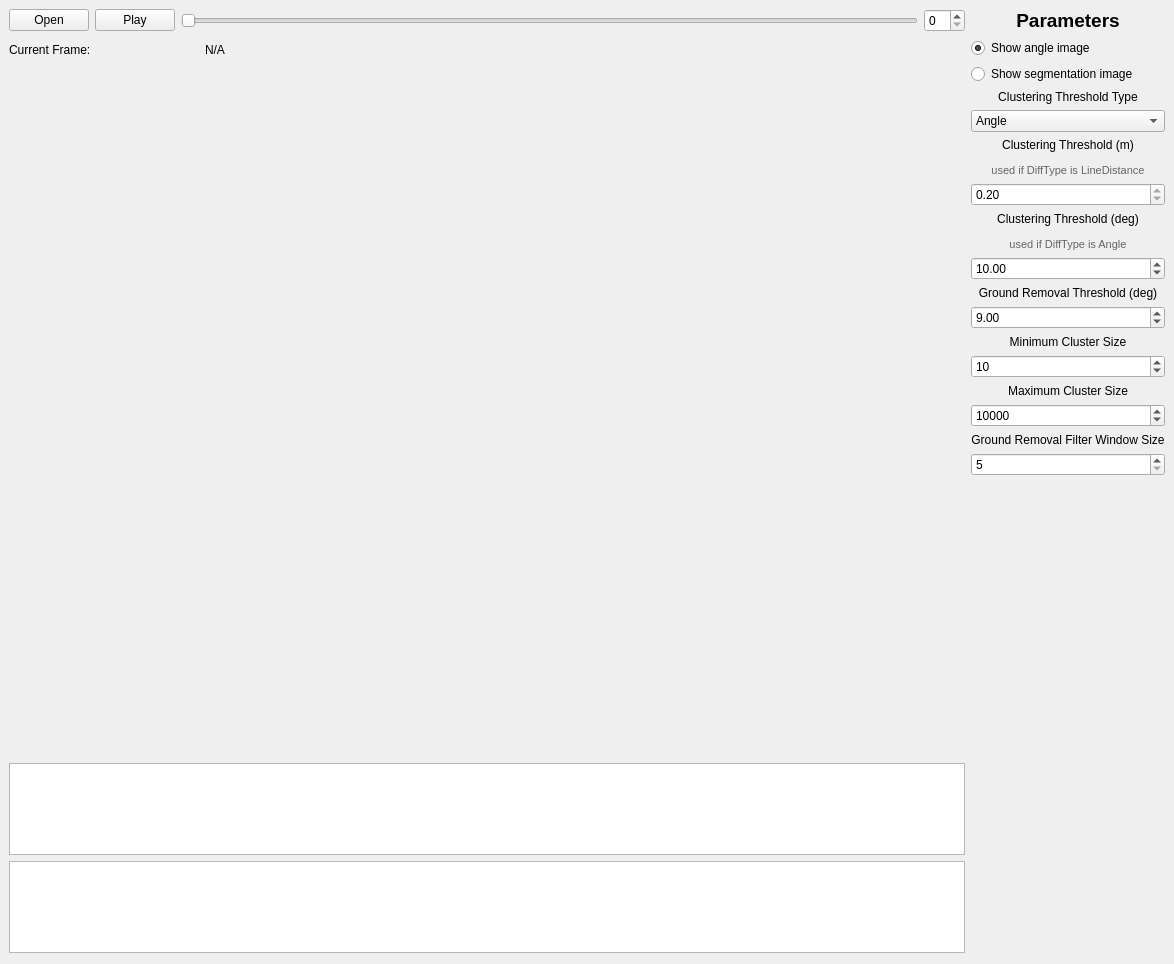
Old version of the form src/src/visualization/ui/visualization.ui in the repository cpsintegrationlab/depth_clustering.
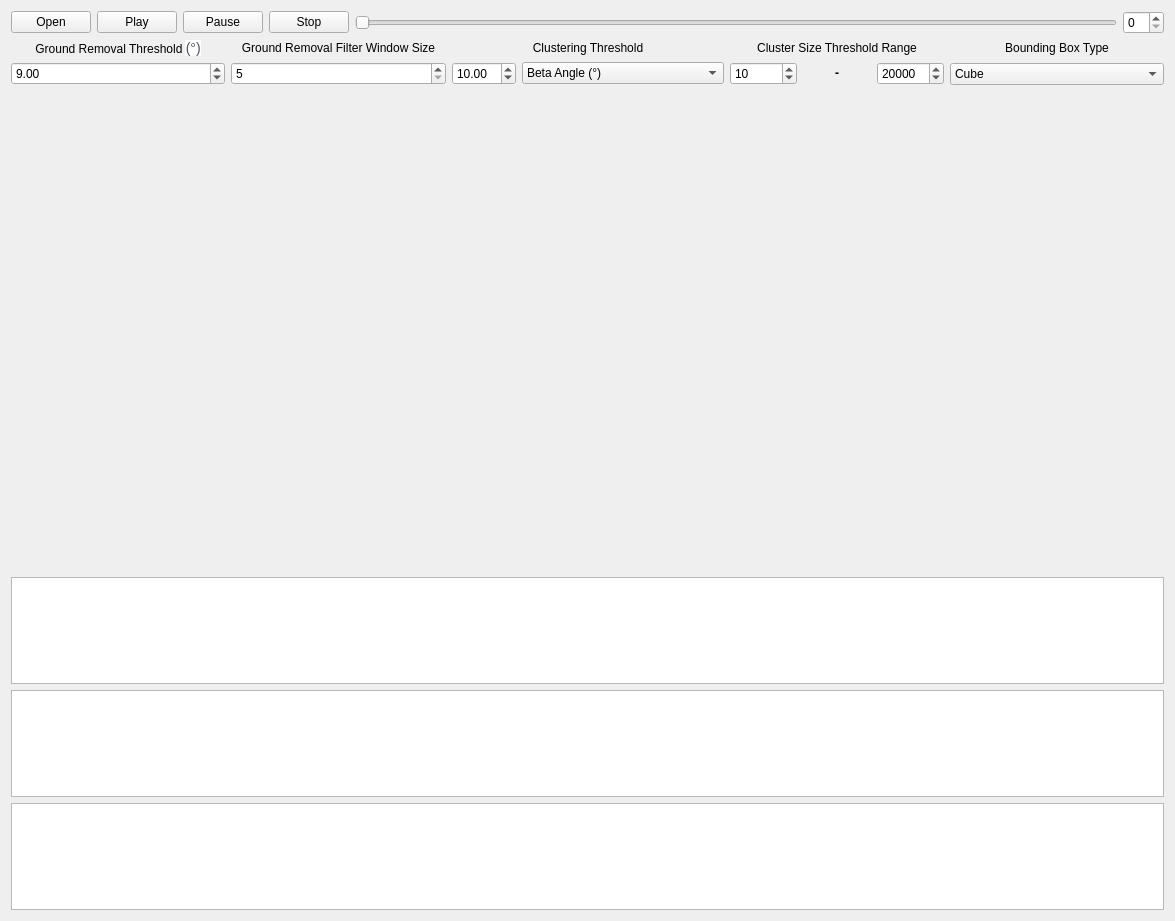
New version of the form. Custom widgets are drawn as their Qt base class.

Commit message: Resigned visualization UI

Diff of the .ui file:
```diff
--- a/src/src/visualization/ui/visualization.ui
+++ b/src/src/visualization/ui/visualization.ui
@@ -6,8 +6,8 @@
    <rect>
     <x>0</x>
     <y>0</y>
-    <width>1174</width>
-    <height>964</height>
+    <width>1175</width>
+    <height>921</height>
    </rect>
   </property>
   <property name="sizePolicy">
@@ -19,75 +19,261 @@
   <property name="windowTitle">
    <string>Form</string>
   </property>
-  <layout class="QGridLayout" name="gridLayout" columnstretch="0,0">
-   <property name="leftMargin">
-    <number>9</number>
-   </property>
-   <property name="topMargin">
-    <number>9</number>
-   </property>
-   <property name="rightMargin">
-    <number>9</number>
-   </property>
+  <layout class="QGridLayout" name="gridLayout">
    <item row="0" column="0">
-    <layout class="QHBoxLayout" name="hor_lay_controls">
+    <layout class="QVBoxLayout" name="layout_vertical_control">
      <item>
-      <widget class="QPushButton" name="button_open">
-       <property name="text">
-        <string>Open</string>
-       </property>
-      </widget>
+      <layout class="QHBoxLayout" name="layout_horizontal_control">
+       <item>
+        <widget class="QPushButton" name="button_open">
+         <property name="text">
+          <string>Open</string>
+         </property>
+        </widget>
+       </item>
+       <item>
+        <widget class="QPushButton" name="button_play">
+         <property name="text">
+          <string>Play</string>
+         </property>
+        </widget>
+       </item>
+       <item>
+        <widget class="QPushButton" name="button_pause">
+         <property name="text">
+          <string>Pause</string>
+         </property>
+        </widget>
+       </item>
+       <item>
+        <widget class="QPushButton" name="button_stop">
+         <property name="text">
+          <string>Stop</string>
+         </property>
+        </widget>
+       </item>
+       <item>
+        <widget class="QSlider" name="slider_frame">
+         <property name="orientation">
+          <enum>Qt::Horizontal</enum>
+         </property>
+        </widget>
+       </item>
+       <item>
+        <widget class="QSpinBox" name="spin_frame"/>
+       </item>
+      </layout>
      </item>
      <item>
-      <widget class="QPushButton" name="button_play">
-       <property name="text">
-        <string>Play</string>
-       </property>
-      </widget>
-     </item>
-     <item>
-      <widget class="QSlider" name="slider_frame">
-       <property name="orientation">
-        <enum>Qt::Horizontal</enum>
-       </property>
-      </widget>
-     </item>
-     <item>
-      <widget class="QSpinBox" name="spin_frame"/>
+      <layout class="QHBoxLayout" name="layout_horizontal_parameter">
+       <item>
+        <layout class="QVBoxLayout" name="layout_vertical_angle_ground_removal">
+         <item>
+          <widget class="QLabel" name="label_angle_ground_removal">
+           <property name="text">
+            <string>&lt;html&gt;&lt;head/&gt;&lt;body&gt;&lt;p align=&quot;center&quot;&gt;Ground Removal Threshold &lt;span style=&quot; font-family:'Roboto,arial,sans-serif'; font-size:14px; color:#4d5156; background-color:#ffffff;&quot;&gt;(°)&lt;/span&gt;&lt;/p&gt;&lt;/body&gt;&lt;/html&gt;</string>
+           </property>
+          </widget>
+         </item>
+         <item>
+          <widget class="QDoubleSpinBox" name="spin_angle_ground_removal">
+           <property name="minimum">
+            <double>1.000000000000000</double>
+           </property>
+           <property name="maximum">
+            <double>90.000000000000000</double>
+           </property>
+           <property name="value">
+            <double>9.000000000000000</double>
+           </property>
+          </widget>
+         </item>
+        </layout>
+       </item>
+       <item>
+        <layout class="QVBoxLayout" name="layout_vertical_size_smooth_window">
+         <item>
+          <widget class="QLabel" name="label_size_smooth_window">
+           <property name="text">
+            <string>&lt;html&gt;&lt;head/&gt;&lt;body&gt;&lt;p align=&quot;center&quot;&gt;Ground Removal Filter Window Size&lt;/p&gt;&lt;/body&gt;&lt;/html&gt;</string>
+           </property>
+          </widget>
+         </item>
+         <item>
+          <widget class="QSpinBox" name="spin_size_smooth_window">
+           <property name="minimum">
+            <number>5</number>
+           </property>
+           <property name="maximum">
+            <number>11</number>
+           </property>
+           <property name="singleStep">
+            <number>2</number>
+           </property>
+           <property name="value">
+            <number>5</number>
+           </property>
+          </widget>
+         </item>
+        </layout>
+       </item>
+       <item>
+        <layout class="QVBoxLayout" name="layout_vertical_angle_clustering">
+         <item>
+          <widget class="QLabel" name="label_angle_clustering">
+           <property name="text">
+            <string>&lt;html&gt;&lt;head/&gt;&lt;body&gt;&lt;p align=&quot;center&quot;&gt;Clustering Threshold&lt;/p&gt;&lt;/body&gt;&lt;/html&gt;</string>
+           </property>
+          </widget>
+         </item>
+         <item>
+          <layout class="QHBoxLayout" name="layout_horizontal_angle_clustering">
+           <item>
+            <widget class="QDoubleSpinBox" name="spin_angle_clustering">
+             <property name="minimum">
+              <double>1.000000000000000</double>
+             </property>
+             <property name="maximum">
+              <double>180.000000000000000</double>
+             </property>
+             <property name="value">
+              <double>10.000000000000000</double>
+             </property>
+            </widget>
+           </item>
+           <item>
+            <widget class="QComboBox" name="combo_difference_type">
+             <property name="currentIndex">
+              <number>0</number>
+             </property>
+             <item>
+              <property name="text">
+               <string>Beta Angle (°)</string>
+              </property>
+             </item>
+             <item>
+              <property name="text">
+               <string>Precomputed Beta Angle (°)</string>
+              </property>
+             </item>
+             <item>
+              <property name="text">
+               <string>Line Distance (m)</string>
+              </property>
+             </item>
+             <item>
+              <property name="text">
+               <string>Precomputed Line Distance (m)</string>
+              </property>
+             </item>
+             <item>
+              <property name="text">
+               <string>Simple (m)</string>
+              </property>
+             </item>
+            </widget>
+           </item>
+          </layout>
+         </item>
+        </layout>
+       </item>
+       <item>
+        <layout class="QVBoxLayout" name="layout_vertical_size_cluster">
+         <item>
+          <widget class="QLabel" name="label_size_cluster_min">
+           <property name="text">
+            <string>&lt;html&gt;&lt;head/&gt;&lt;body&gt;&lt;p align=&quot;center&quot;&gt;Cluster Size Threshold Range&lt;/p&gt;&lt;/body&gt;&lt;/html&gt;</string>
+           </property>
+          </widget>
+         </item>
+         <item>
+          <layout class="QHBoxLayout" name="layout_horizontal_size_cluster">
+           <item>
+            <widget class="QSpinBox" name="spin_size_cluster_min">
+             <property name="maximum">
+              <number>100000</number>
+             </property>
+             <property name="value">
+              <number>10</number>
+             </property>
+            </widget>
+           </item>
+           <item>
+            <widget class="QLabel" name="label_size_cluster_min_2">
+             <property name="text">
+              <string>&lt;html&gt;&lt;head/&gt;&lt;body&gt;&lt;p align=&quot;center&quot;&gt;&lt;span style=&quot; font-weight:600;&quot;&gt;-&lt;/span&gt;&lt;/p&gt;&lt;/body&gt;&lt;/html&gt;</string>
+             </property>
+            </widget>
+           </item>
+           <item>
+            <widget class="QSpinBox" name="spin_size_cluster_max">
+             <property name="maximum">
+              <number>1000000</number>
+             </property>
+             <property name="value">
+              <number>20000</number>
+             </property>
+            </widget>
+           </item>
+          </layout>
+         </item>
+        </layout>
+       </item>
+       <item>
+        <layout class="QVBoxLayout" name="layout_vertical_bounding_box_type">
+         <item>
+          <widget class="QLabel" name="label_bounding_box_type">
+           <property name="text">
+            <string>&lt;html&gt;&lt;head/&gt;&lt;body&gt;&lt;p align=&quot;center&quot;&gt;Bounding Box Type&lt;/p&gt;&lt;/body&gt;&lt;/html&gt;</string>
+           </property>
+          </widget>
+         </item>
+         <item>
+          <widget class="QComboBox" name="combo_bounding_box_type">
+           <property name="currentIndex">
+            <number>0</number>
+           </property>
+           <item>
+            <property name="text">
+             <string>Cube</string>
+            </property>
+           </item>
+           <item>
+            <property name="text">
+             <string>Polygon</string>
+            </property>
+           </item>
+          </widget>
+         </item>
+        </layout>
+       </item>
+      </layout>
      </item>
     </layout>
    </item>
    <item row="1" column="0">
-    <layout class="QVBoxLayout" name="ver_layout_vis" stretch="1,30,4,4">
+    <widget class="Viewer" name="viewer_point_cloud" native="true">
+     <property name="sizePolicy">
+      <sizepolicy hsizetype="MinimumExpanding" vsizetype="MinimumExpanding">
+       <horstretch>0</horstretch>
+       <verstretch>0</verstretch>
+      </sizepolicy>
+     </property>
+     <property name="minimumSize">
+      <size>
+       <width>640</width>
+       <height>480</height>
+      </size>
+     </property>
+     <property name="autoFillBackground">
+      <bool>false</bool>
+     </property>
+    </widget>
+   </item>
+   <item row="2" column="0">
+    <layout class="QVBoxLayout" name="layout_vertical_viewer_image">
      <item>
-      <layout class="QHBoxLayout" name="horizontalLayout" stretch="1,4">
-       <property name="sizeConstraint">
-        <enum>QLayout::SetNoConstraint</enum>
-       </property>
-       <item>
-        <widget class="QLabel" name="label_frame_label">
-         <property name="text">
-          <string>Current Frame:</string>
-         </property>
-        </widget>
-       </item>
-       <item>
-        <widget class="QLabel" name="label_frame">
-         <property name="text">
-          <string>N/A</string>
-         </property>
-         <property name="textFormat">
-          <enum>Qt::PlainText</enum>
-         </property>
-         <property name="scaledContents">
-          <bool>true</bool>
-         </property>
-        </widget>
-       </item>
-      </layout>
-     </item>
-     <item>
-      <widget class="Viewer" name="viewer_point_cloud" native="true">
+      <widget class="QGraphicsView" name="viewer_image_difference">
        <property name="sizePolicy">
         <sizepolicy hsizetype="MinimumExpanding" vsizetype="MinimumExpanding">
          <horstretch>0</horstretch>
@@ -96,17 +282,26 @@
        </property>
        <property name="minimumSize">
         <size>
-         <width>640</width>
-         <height>480</height>
+         <width>900</width>
+         <height>80</height>
         </size>
        </property>
-       <property name="autoFillBackground">
-        <bool>false</bool>
+       <property name="maximumSize">
+        <size>
+         <width>16777215</width>
+         <height>16777215</height>
+        </size>
+       </property>
+       <property name="renderHints">
+        <set>QPainter::Antialiasing|QPainter::TextAntialiasing</set>
+       </property>
+       <property name="viewportUpdateMode">
+        <enum>QGraphicsView::SmartViewportUpdate</enum>
        </property>
       </widget>
      </item>
      <item>
-      <widget class="QGraphicsView" name="viewer_image_label">
+      <widget class="QGraphicsView" name="viewer_image_segmentation">
        <property name="sizePolicy">
         <sizepolicy hsizetype="MinimumExpanding" vsizetype="MinimumExpanding">
          <horstretch>0</horstretch>
@@ -157,216 +352,6 @@
      </item>
     </layout>
    </item>
-   <item row="0" column="1" rowspan="2">
-    <layout class="QVBoxLayout" name="ver_lay_segment">
-     <item>
-      <widget class="QLabel" name="label_parameter">
-       <property name="font">
-        <font>
-         <pointsize>14</pointsize>
-         <weight>75</weight>
-         <bold>true</bold>
-        </font>
-       </property>
-       <property name="text">
-        <string>&lt;html&gt;&lt;head/&gt;&lt;body&gt;&lt;p align=&quot;center&quot;&gt;Parameters&lt;/p&gt;&lt;/body&gt;&lt;/html&gt;</string>
-       </property>
-       <property name="textFormat">
-        <enum>Qt::AutoText</enum>
-       </property>
-      </widget>
-     </item>
-     <item>
-      <widget class="QRadioButton" name="radio_show_angles">
-       <property name="text">
-        <string>Show angle image</string>
-       </property>
-       <property name="checked">
-        <bool>true</bool>
-       </property>
-      </widget>
-     </item>
-     <item>
-      <widget class="QRadioButton" name="radio_show_segmentation">
-       <property name="text">
-        <string>Show segmentation image</string>
-       </property>
-      </widget>
-     </item>
-     <item>
-      <widget class="QLabel" name="label_difference_type">
-       <property name="text">
-        <string>&lt;html&gt;&lt;head/&gt;&lt;body&gt;&lt;p align=&quot;center&quot;&gt;Clustering Threshold Type&lt;/p&gt;&lt;/body&gt;&lt;/html&gt;</string>
-       </property>
-      </widget>
-     </item>
-     <item>
-      <widget class="QComboBox" name="combo_difference_type">
-       <property name="currentIndex">
-        <number>0</number>
-       </property>
-       <item>
-        <property name="text">
-         <string>Angle</string>
-        </property>
-       </item>
-       <item>
-        <property name="text">
-         <string>Precomputed Angle</string>
-        </property>
-       </item>
-       <item>
-        <property name="text">
-         <string>Line Distance</string>
-        </property>
-       </item>
-       <item>
-        <property name="text">
-         <string>Precomputed Line Distance</string>
-        </property>
-       </item>
-       <item>
-        <property name="text">
-         <string>Simple</string>
-        </property>
-       </item>
-      </widget>
-     </item>
-     <item>
-      <widget class="QLabel" name="label_angle_clustering_m">
-       <property name="text">
-        <string>&lt;html&gt;&lt;head/&gt;&lt;body&gt;&lt;p align=&quot;center&quot;&gt;Clustering Threshold (m)&lt;/p&gt;&lt;p align=&quot;center&quot;&gt;&lt;span style=&quot; font-size:8pt; color:#656565;&quot;&gt;used if DiffType is LineDistance&lt;/span&gt;&lt;/p&gt;&lt;/body&gt;&lt;/html&gt;</string>
-       </property>
-      </widget>
-     </item>
-     <item>
-      <widget class="QDoubleSpinBox" name="spnbx_line_dist_threshold">
-       <property name="readOnly">
-        <bool>true</bool>
-       </property>
-       <property name="maximum">
-        <double>99.000000000000000</double>
-       </property>
-       <property name="singleStep">
-        <double>0.100000000000000</double>
-       </property>
-       <property name="value">
-        <double>0.200000000000000</double>
-       </property>
-      </widget>
-     </item>
-     <item>
-      <widget class="QLabel" name="label_angle_clustering">
-       <property name="text">
-        <string>&lt;html&gt;&lt;head/&gt;&lt;body&gt;&lt;p align=&quot;center&quot;&gt;Clustering Threshold (deg)&lt;/p&gt;&lt;p align=&quot;center&quot;&gt;&lt;span style=&quot; font-size:8pt; color:#656565;&quot;&gt;used if DiffType is Angle&lt;/span&gt;&lt;/p&gt;&lt;/body&gt;&lt;/html&gt;</string>
-       </property>
-      </widget>
-     </item>
-     <item>
-      <widget class="QDoubleSpinBox" name="spin_angle_clustering">
-       <property name="minimum">
-        <double>1.000000000000000</double>
-       </property>
-       <property name="maximum">
-        <double>180.000000000000000</double>
-       </property>
-       <property name="value">
-        <double>10.000000000000000</double>
-       </property>
-      </widget>
-     </item>
-     <item>
-      <widget class="QLabel" name="label_angle_ground_removal">
-       <property name="text">
-        <string>&lt;html&gt;&lt;head/&gt;&lt;body&gt;&lt;p align=&quot;center&quot;&gt;Ground Removal Threshold (deg)&lt;/p&gt;&lt;/body&gt;&lt;/html&gt;</string>
-       </property>
-      </widget>
-     </item>
-     <item>
-      <widget class="QDoubleSpinBox" name="spin_angle_ground_removal">
-       <property name="minimum">
-        <double>1.000000000000000</double>
-       </property>
-       <property name="maximum">
-        <double>90.000000000000000</double>
-       </property>
-       <property name="value">
-        <double>9.000000000000000</double>
-       </property>
-      </widget>
-     </item>
-     <item>
-      <widget class="QLabel" name="label_size_cluster_min">
-       <property name="text">
-        <string>&lt;html&gt;&lt;head/&gt;&lt;body&gt;&lt;p align=&quot;center&quot;&gt;Minimum Cluster Size&lt;/p&gt;&lt;/body&gt;&lt;/html&gt;</string>
-       </property>
-      </widget>
-     </item>
-     <item>
-      <widget class="QSpinBox" name="spin_size_cluster_min">
-       <property name="maximum">
-        <number>100000</number>
-       </property>
-       <property name="value">
-        <number>10</number>
-       </property>
-      </widget>
-     </item>
-     <item>
-      <widget class="QLabel" name="label_size_cluster_max">
-       <property name="text">
-        <string>&lt;html&gt;&lt;head/&gt;&lt;body&gt;&lt;p align=&quot;center&quot;&gt;Maximum Cluster Size&lt;/p&gt;&lt;/body&gt;&lt;/html&gt;</string>
-       </property>
-      </widget>
-     </item>
-     <item>
-      <widget class="QSpinBox" name="spin_size_cluster_max">
-       <property name="maximum">
-        <number>1000000</number>
-       </property>
-       <property name="value">
-        <number>10000</number>
-       </property>
-      </widget>
-     </item>
-     <item>
-      <widget class="QLabel" name="label_size_smooth_window">
-       <property name="text">
-        <string>&lt;html&gt;&lt;head/&gt;&lt;body&gt;&lt;p align=&quot;center&quot;&gt;Ground Removal Filter Window Size&lt;/p&gt;&lt;/body&gt;&lt;/html&gt;</string>
-       </property>
-      </widget>
-     </item>
-     <item>
-      <widget class="QSpinBox" name="spin_size_smooth_window">
-       <property name="minimum">
-        <number>5</number>
-       </property>
-       <property name="maximum">
-        <number>11</number>
-       </property>
-       <property name="singleStep">
-        <number>2</number>
-       </property>
-       <property name="value">
-        <number>5</number>
-       </property>
-      </widget>
-     </item>
-     <item>
-      <spacer name="spacer_vertical">
-       <property name="orientation">
-        <enum>Qt::Vertical</enum>
-       </property>
-       <property name="sizeHint" stdset="0">
-        <size>
-         <width>20</width>
-         <height>40</height>
-        </size>
-       </property>
-      </spacer>
-     </item>
-    </layout>
-   </item>
   </layout>
  </widget>
  <customwidgets>
```
The commit also changes 2 other files.
